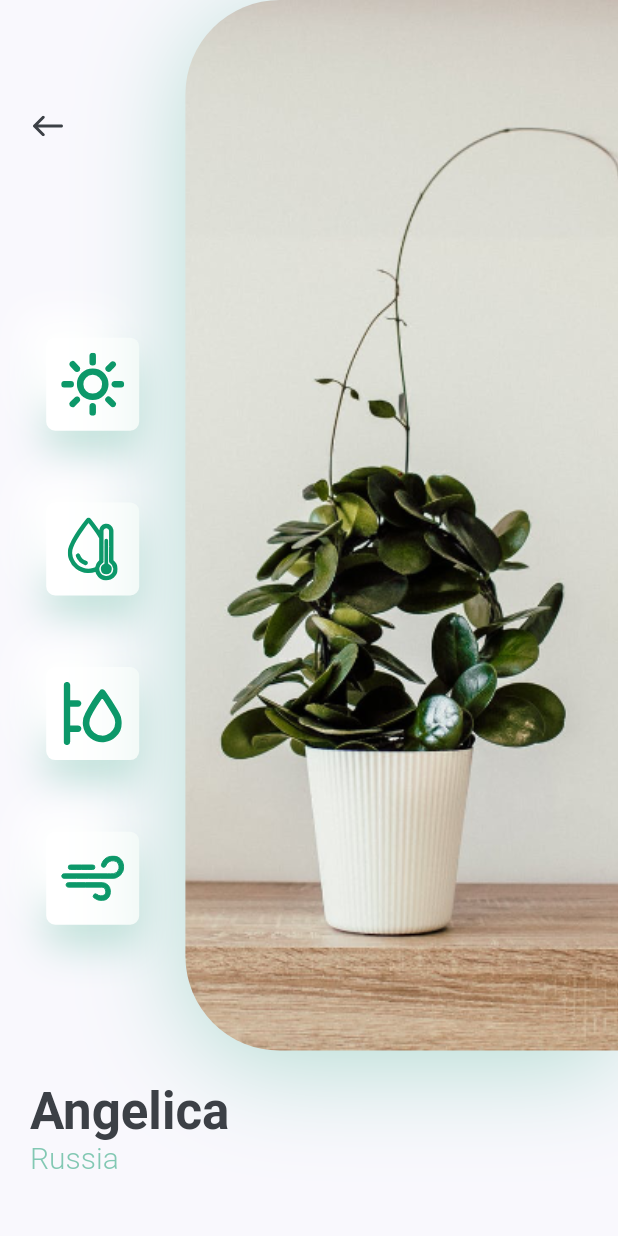
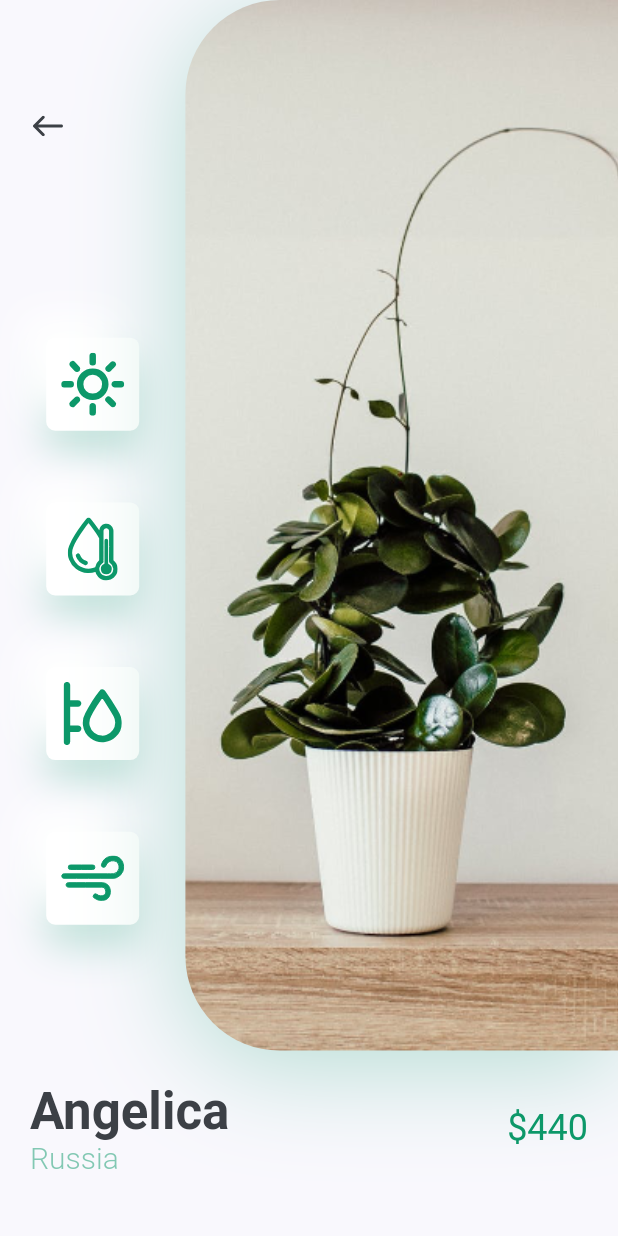
Before and after one commit to Saeed-Sabra/plant_app, a Flutter app: the DetailsScreen screen opened directly, on a phone screen of 412 x 824 dp. Run offline on Flutter 3.47's test engine with Material 2 defaults, Android fonts, the phone set to English and light mode, and no system bars; our stand-ins replace flutter_svg.

Commit message:
Finish title with price in details screen

```diff
--- a/lib/screens/details/components/body.dart
+++ b/lib/screens/details/components/body.dart
@@ -2,6 +2,7 @@ import 'package:flutter/material.dart';
 import 'package:flutter_svg/svg.dart';
 import 'package:plant_app/constants.dart';
 import 'package:plant_app/screens/details/components/image_and_icons.dart';
+import 'package:plant_app/screens/details/components/title_with_price.dart';
 
 class Body extends StatelessWidget {
   const Body({super.key});
@@ -13,38 +14,7 @@ class Body extends StatelessWidget {
       child: Column(
         children: [
           ImageAndIcons(size: size),
-          Padding(
-            padding: const EdgeInsets.symmetric(horizontal: kDefaultPadding),
-            child: Row(
-              children: [
-                RichText(
-                  text: TextSpan(
-                    children: [
-                      TextSpan(
-                        text: "Angelica\n",
-                        style: Theme.of(context)
-                            .textTheme
-                            .headlineMedium!
-                            .copyWith(
-                              color: kTextColor,
-                              fontWeight: FontWeight.bold,
-                            ),
-                      ),
-                      TextSpan(
-                        text: "Russia",
-                        style: TextStyle(
-                          fontSize: 20,
-                          color: kPrimaryColor.withOpacity(0.5),
-                          fontWeight: FontWeight.w300,
-                        ),
-                      )
-                    ],
-                  ),
-                ),
-                Spacer(),
-              ],
-            ),
-          ),
+          const TitleWithPrice(),
         ],
       ),
     );
--- /dev/null
+++ b/lib/screens/details/components/title_with_price.dart
@@ -0,0 +1,52 @@
+
+import 'package:flutter/material.dart';
+import 'package:plant_app/constants.dart';
+
+class TitleWithPrice extends StatelessWidget {
+  const TitleWithPrice({
+    super.key,
+  });
+
+  @override
+  Widget build(BuildContext context) {
+    return Padding(
+      padding: const EdgeInsets.symmetric(horizontal: kDefaultPadding),
+      child: Row(
+        children: [
+          RichText(
+            text: TextSpan(
+              children: [
+                TextSpan(
+                  text: "Angelica\n",
+                  style: Theme.of(context)
+                      .textTheme
+                      .headlineMedium!
+                      .copyWith(
+                        color: kTextColor,
+                        fontWeight: FontWeight.bold,
+                      ),
+                ),
+                TextSpan(
+                  text: "Russia",
+                  style: TextStyle(
+                    fontSize: 20,
+                    color: kPrimaryColor.withOpacity(0.5),
+                    fontWeight: FontWeight.w300,
+                  ),
+                )
+              ],
+            ),
+          ),
+          Spacer(),
+          Text(
+            "\$440",
+            style: Theme.of(context)
+                .textTheme
+                .headlineSmall!
+                .copyWith(color: kPrimaryColor),
+          ),
+        ],
+      ),
+    );
+  }
+}
```
